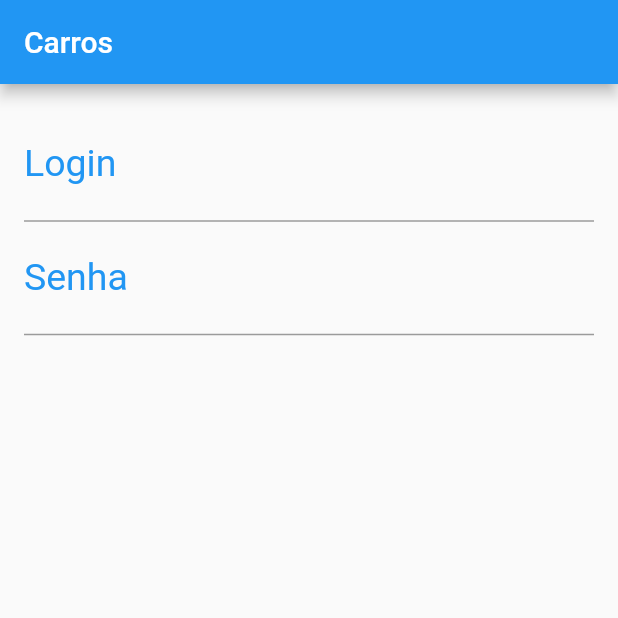
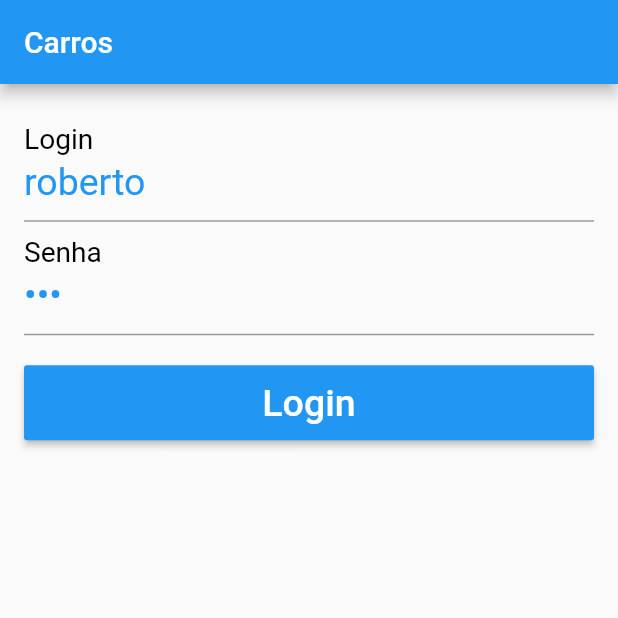
Before and after one commit to robertov8/carros2, a Flutter app: the screen it shows after launch, on a phone screen of 412 x 824 dp, the top half of it. Run offline on Flutter 3.47's test engine with Material 2 defaults, Android fonts, the phone set to English and light mode, and no system bars.

Commit message:
80 - Tratando os eventos do botão de Login

```diff
--- a/lib/pages/login_page.dart
+++ b/lib/pages/login_page.dart
@@ -1,6 +1,9 @@
 import 'package:flutter/material.dart';
 
 class LoginPage extends StatelessWidget {
+  final _tLogin = TextEditingController(text: 'roberto');
+  final _tSenha = TextEditingController(text: '123');
+
   @override
   Widget build(BuildContext context) {
     return Scaffold(
@@ -18,11 +21,21 @@ class LoginPage extends StatelessWidget {
     return Form(
       child: ListView(
         children: <Widget>[
-          TextFormField(
+          _textFormFieldLogin(),
+          _textFormFieldPassword(),
+          _loginButton(),
+        ],
+      ),
+    );
+  }
+
+  TextFormField _textFormFieldLogin() {
+    return TextFormField(
+      controller: _tLogin,
       keyboardType: TextInputType.text,
       decoration: InputDecoration(
         labelText: 'Login',
-              labelStyle: TextStyle(color: Colors.blue, fontSize: 25),
+        labelStyle: TextStyle(color: Colors.black, fontSize: 25),
         hintText: 'Digite o seu login',
         hintStyle: TextStyle(color: Colors.black, fontSize: 18),
       ),
@@ -30,13 +43,17 @@ class LoginPage extends StatelessWidget {
         color: Colors.blue,
         fontSize: 25,
       ),
-          ),
-          TextFormField(
+    );
+  }
+
+  TextFormField _textFormFieldPassword() {
+    return TextFormField(
+      controller: _tSenha,
       obscureText: true,
       keyboardType: TextInputType.number,
       decoration: InputDecoration(
         labelText: 'Senha',
-              labelStyle: TextStyle(color: Colors.blue, fontSize: 25),
+        labelStyle: TextStyle(color: Colors.black, fontSize: 25),
         hintText: 'Digite a sua senha',
         hintStyle: TextStyle(color: Colors.black, fontSize: 18),
       ),
@@ -44,9 +61,28 @@ class LoginPage extends StatelessWidget {
         color: Colors.blue,
         fontSize: 25,
       ),
-          )
-        ],
+    );
+  }
+
+  _loginButton() {
+    return Container(
+      height: 50,
+      margin: EdgeInsets.only(top: 20),
+      child: RaisedButton(
+        onPressed: () => _onClickLogin(),
+        color: Colors.blue,
+        child: Text(
+          'Login',
+          style: TextStyle(color: Colors.white, fontSize: 25),
+        ),
       ),
     );
   }
+
+  _onClickLogin() {
+    final login = _tLogin.text;
+    final senha = _tSenha.text;
+
+    print('Login: $login, $senha');
   }
+}
```
Lines whose indentation alone changed are shown as unchanged.
